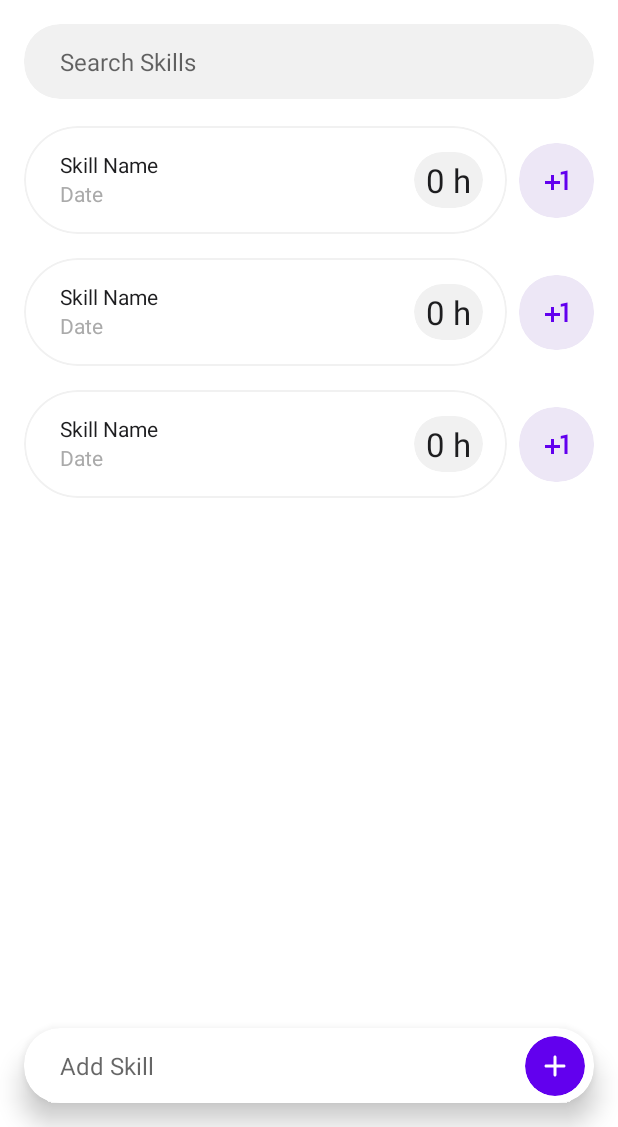
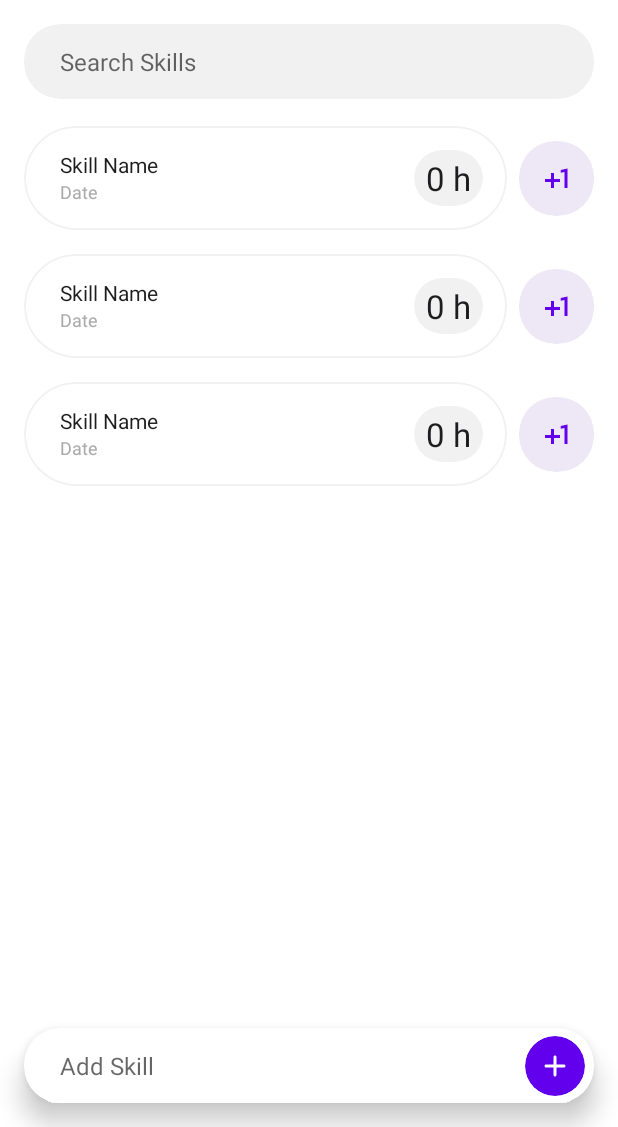
Before and after one commit to Singularity-Coder/10000-Hours, an Android app: the layout activity_main.xml on its own in the app's theme, with its tools: preview values and no code run, on a phone screen of 412 x 824 dp, the part 109-1236 px from its top. Run offline under Robolectric (Android 15) with nearby library versions, the phone set to English and light mode, and no system bars.

```diff
--- a/TenThousandHours/app/src/main/res/layout/list_item_skill.xml
+++ b/TenThousandHours/app/src/main/res/layout/list_item_skill.xml
@@ -34,7 +34,7 @@
                 android:layout_marginEnd="16dp"
                 android:ellipsize="end"
                 android:marqueeRepeatLimit="marquee_forever"
-                android:maxLines="1"
+                android:maxLines="3"
                 android:text="Skill Name"
                 android:textColor="@color/title_color"
                 app:layout_constraintStart_toStartOf="parent"
@@ -43,7 +43,7 @@
 
             <TextView
                 android:id="@+id/tv_date"
-                style="@style/TextAppearance.AppCompat.Body1"
+                style="@style/TextAppearance.AppCompat.Caption"
                 android:layout_width="0dp"
                 android:layout_height="wrap_content"
                 android:layout_marginStart="24dp"
@@ -90,7 +90,7 @@
                 android:layout_height="1dp"
                 android:layout_marginTop="16dp"
                 app:layout_constraintStart_toStartOf="parent"
-                app:layout_constraintTop_toBottomOf="@+id/card_hours" />
+                app:layout_constraintTop_toBottomOf="@+id/tv_date" />
 
         </androidx.constraintlayout.widget.ConstraintLayout>
     </com.google.android.material.card.MaterialCardView>
```
Also changed, not shown: 2 other files.
